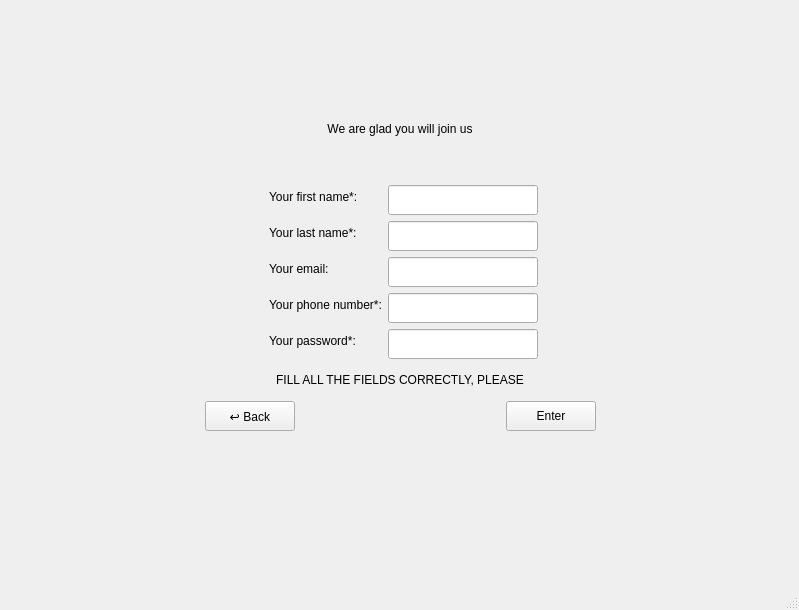
The window that gui/mainwindow.ui (bergamontt/nong-bong) describes before a commit, drawn with Qt 5.
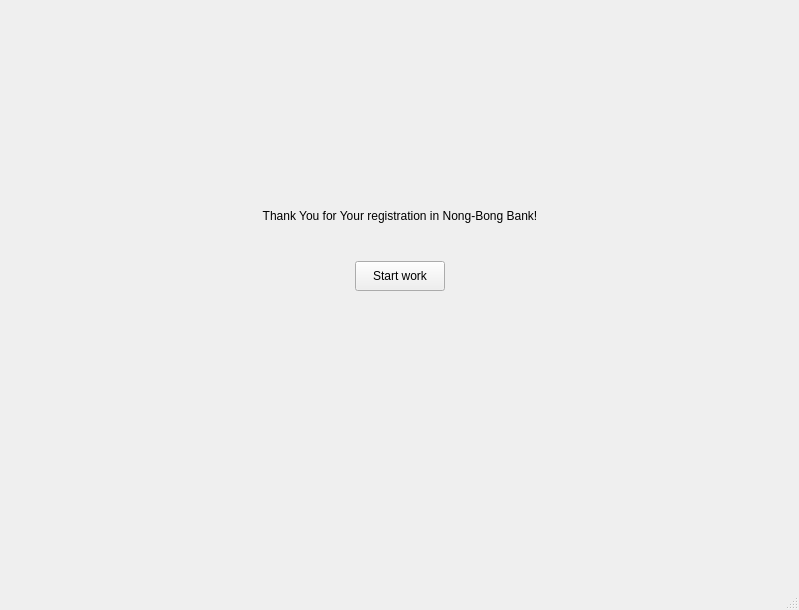
The same window after the commit. The open tabs and pages were chosen to show the change. Custom widgets are drawn as their Qt base class.

Commit message: Registration screen & functionality

Patch:
```diff
--- a/gui/mainwindow.ui
+++ b/gui/mainwindow.ui
@@ -18,7 +18,7 @@
     <property name="geometry">
      <rect>
       <x>0</x>
-      <y>-30</y>
+      <y>-40</y>
       <width>801</width>
       <height>601</height>
      </rect>
@@ -405,7 +405,7 @@
         <x>0</x>
         <y>110</y>
         <width>801</width>
-        <height>351</height>
+        <height>358</height>
        </rect>
       </property>
       <layout class="QVBoxLayout" name="verticalLayout_12">
@@ -413,18 +413,18 @@
         <widget class="QLabel" name="L_join">
          <property name="minimumSize">
           <size>
-           <width>200</width>
+           <width>400</width>
            <height>50</height>
           </size>
          </property>
          <property name="maximumSize">
           <size>
-           <width>200</width>
+           <width>400</width>
            <height>50</height>
           </size>
          </property>
          <property name="text">
-          <string>We are glad you will join us</string>
+          <string>We are glad you will join Nong-Bong Bank!</string>
          </property>
          <property name="alignment">
           <set>Qt::AlignmentFlag::AlignCenter</set>
@@ -448,7 +448,7 @@
            <property name="minimumSize">
             <size>
              <width>150</width>
-             <height>30</height>
+             <height>40</height>
             </size>
            </property>
            <property name="maximumSize">
@@ -471,7 +471,7 @@
            <property name="minimumSize">
             <size>
              <width>150</width>
-             <height>30</height>
+             <height>40</height>
             </size>
            </property>
            <property name="maximumSize">
@@ -494,7 +494,7 @@
            <property name="minimumSize">
             <size>
              <width>150</width>
-             <height>30</height>
+             <height>40</height>
             </size>
            </property>
            <property name="maximumSize">
@@ -517,7 +517,7 @@
            <property name="minimumSize">
             <size>
              <width>150</width>
-             <height>30</height>
+             <height>40</height>
             </size>
            </property>
            <property name="maximumSize">
@@ -540,7 +540,7 @@
            <property name="minimumSize">
             <size>
              <width>150</width>
-             <height>30</height>
+             <height>40</height>
             </size>
            </property>
            <property name="maximumSize">
@@ -553,29 +553,17 @@
          </item>
         </layout>
        </item>
-       <item alignment="Qt::AlignmentFlag::AlignHCenter">
-        <widget class="QLabel" name="L_fillCorrectly">
-         <property name="minimumSize">
-          <size>
-           <width>500</width>
-           <height>30</height>
-          </size>
-         </property>
-         <property name="maximumSize">
-          <size>
-           <width>500</width>
-           <height>30</height>
-          </size>
-         </property>
-         <property name="text">
-          <string>FILL ALL THE FIELDS CORRECTLY, PLEASE</string>
-         </property>
-         <property name="alignment">
-          <set>Qt::AlignmentFlag::AlignCenter</set>
-         </property>
-        </widget>
-       </item>
-       <item>
+      </layout>
+     </widget>
+     <widget class="QWidget" name="layoutWidget">
+      <property name="geometry">
+       <rect>
+        <x>0</x>
+        <y>520</y>
+        <width>799</width>
+        <height>32</height>
+       </rect>
+      </property>
         <layout class="QHBoxLayout" name="horizontalLayout_7">
          <item>
           <widget class="QPushButton" name="B_cancelRegister">
@@ -616,6 +604,90 @@
           </widget>
          </item>
         </layout>
+     </widget>
+     <widget class="QLabel" name="L_fillCorrectly">
+      <property name="geometry">
+       <rect>
+        <x>140</x>
+        <y>480</y>
+        <width>500</width>
+        <height>30</height>
+       </rect>
+      </property>
+      <property name="minimumSize">
+       <size>
+        <width>500</width>
+        <height>30</height>
+       </size>
+      </property>
+      <property name="maximumSize">
+       <size>
+        <width>500</width>
+        <height>30</height>
+       </size>
+      </property>
+      <property name="text">
+       <string>FILL ALL THE FIELDS CORRECTLY, PLEASE</string>
+      </property>
+      <property name="alignment">
+       <set>Qt::AlignmentFlag::AlignCenter</set>
+      </property>
+     </widget>
+    </widget>
+    <widget class="QWidget" name="thanksScreen">
+     <widget class="QWidget" name="verticalLayoutWidget_9">
+      <property name="geometry">
+       <rect>
+        <x>0</x>
+        <y>230</y>
+        <width>801</width>
+        <height>103</height>
+       </rect>
+      </property>
+      <layout class="QVBoxLayout" name="verticalLayout_13">
+       <property name="spacing">
+        <number>20</number>
+       </property>
+       <item alignment="Qt::AlignmentFlag::AlignHCenter">
+        <widget class="QLabel" name="L_welcome_2">
+         <property name="minimumSize">
+          <size>
+           <width>700</width>
+           <height>51</height>
+          </size>
+         </property>
+         <property name="maximumSize">
+          <size>
+           <width>700</width>
+           <height>51</height>
+          </size>
+         </property>
+         <property name="text">
+          <string>Thank You for Your registration in Nong-Bong Bank!</string>
+         </property>
+         <property name="alignment">
+          <set>Qt::AlignmentFlag::AlignCenter</set>
+         </property>
+        </widget>
+       </item>
+       <item alignment="Qt::AlignmentFlag::AlignHCenter">
+        <widget class="QPushButton" name="B_startWork">
+         <property name="minimumSize">
+          <size>
+           <width>90</width>
+           <height>30</height>
+          </size>
+         </property>
+         <property name="maximumSize">
+          <size>
+           <width>90</width>
+           <height>30</height>
+          </size>
+         </property>
+         <property name="text">
+          <string>Start work</string>
+         </property>
+        </widget>
        </item>
       </layout>
      </widget>
```
Left out of the diff: 12 changed lines with no effect on the pictures. Lines whose indentation alone changed are shown as unchanged. The commit also changes 3 other files.
